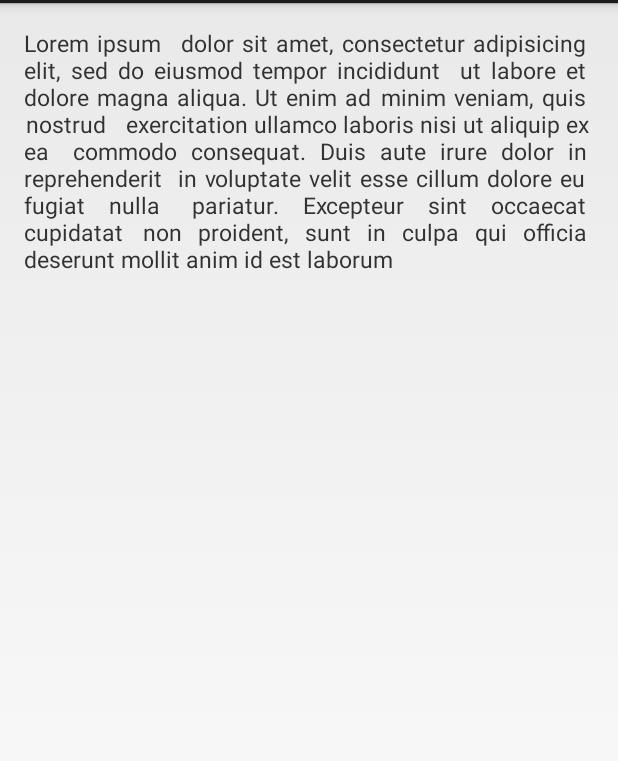
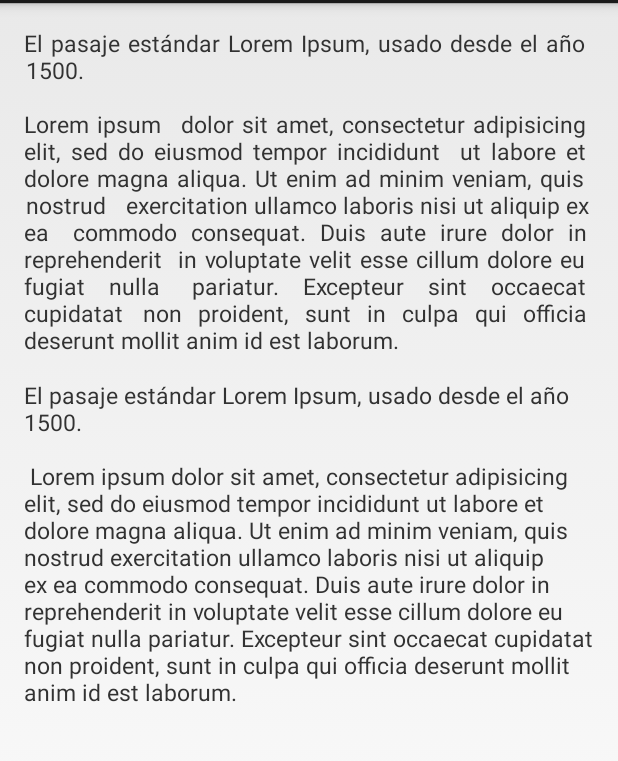
Before and after one commit to amilcar-sr/JustifiedTextView, an Android app: the screen it shows after launch (MainActivity), on a phone screen of 412 x 824 dp, the part 69-830 px from its top. Run offline under Robolectric (Android 15) with nearby library versions, the phone set to English and light mode, and no system bars.

```diff
--- a/app/build.gradle
+++ b/app/build.gradle
@@ -2,11 +2,11 @@ apply plugin: 'com.android.application'
 
 android {
     compileSdkVersion 'Google Inc.:Google APIs:15'
-    buildToolsVersion "20.0.0"
+    buildToolsVersion '20.0.0'
 
     defaultConfig {
         applicationId "com.codesgood.justifiedtext"
-        minSdkVersion 15
+        minSdkVersion 10
         targetSdkVersion 20
         versionCode 1
         versionName "1.0"
--- a/app/src/main/java/com/codesgood/justifiedtext/views/JustifiedText.java
+++ b/app/src/main/java/com/codesgood/justifiedtext/views/JText.java
@@ -9,24 +9,40 @@ import android.widget.TextView;
 import java.util.ArrayList;
 import java.util.Random;
 
-/**
- * Created by CodesGood on 7/12/14.
- */
-public class JustifiedText extends TextView {
+//Created by CodesGood on 7/12/14.
+public class JText extends TextView {
 
+    //Object that helps us to measure the words and characters like spaces.
     Paint mPaint;
 
+    //Thin space character that will fill the spaces
     String mThinSpace = "\u200A";
 
-    public JustifiedText(Context context) {
+    //String that will storage the text with the inserted spaces
+    String justifiedText = "";
+
+    //Float that represents the actual width of a sentence
+    float sentenceWidth = 0;
+
+    //Integer that counts the spaces needed to fill the line being processed
+    int whiteSpacesNeeded = 0;
+
+    //Integer that counts the actual amount of words in the sentence
+    int wordsInThisSentence = 0;
+
+    //ArrayList of Strings that will contain the words of the sentence being processed
+    ArrayList<String> temporalLine = new ArrayList<String>();
+
+    //Default Constructors!
+    public JText(Context context) {
         super(context);
     }
 
-    public JustifiedText(Context context, AttributeSet attrs) {
+    public JText(Context context, AttributeSet attrs) {
         super(context, attrs);
     }
 
-    public JustifiedText(Context context, AttributeSet attrs, int defStyle) {
+    public JText(Context context, AttributeSet attrs, int defStyle) {
         super(context, attrs, defStyle);
     }
 
@@ -36,36 +52,33 @@ public class JustifiedText extends TextView {
 
         ViewGroup.LayoutParams params = this.getLayoutParams();
 
-        String[] words = this.getText().toString().split("\\s+");
-
-        String justifiedText = "";
-
-        ArrayList<String> temporalLine = new ArrayList<String>();
+        String[] words = this.getText().toString().split(" ");
 
         mPaint = this.getPaint();
 
         //This class won't justify the text if the TextView has wrap_content as width
-        if(params.width != ViewGroup.LayoutParams.WRAP_CONTENT && words.length > 0){
+        //And won't repeat the process of justify text if it's already done.
+        if(params.width != ViewGroup.LayoutParams.WRAP_CONTENT && words.length > 0 && justifiedText.isEmpty()){
 
             int viewWidth = this.getMeasuredWidth();
-            float sentenceWidth = 0;
 
             float thinSpaceWidth = mPaint.measureText(mThinSpace);
             float whiteSpaceWidth = mPaint.measureText(" ");
-            int whiteSpacesNeeded = 0;
-            int wordsInThisSentence = 0;
 
             for(String word : words){
+
+                boolean containsNewLine = (word.contains("\n") || word.contains("\r"));
 
                 if((sentenceWidth + mPaint.measureText(word)) < viewWidth){
                     temporalLine.add(word);
                     wordsInThisSentence++;
                     temporalLine.add(" ");
                     sentenceWidth += mPaint.measureText(word) + whiteSpaceWidth;
+                    if(containsNewLine){
+                        justifiedText += joinWords(temporalLine);
+                        resetLineValues();
+                    }
                 } else {
-//                    if(temporalLine.size() > 0)
-//                        temporalLine.remove(temporalLine.size() - 1);
-//                    sentenceWidth -= thinSpaceWidth;
                     while(sentenceWidth < viewWidth){
                         sentenceWidth += thinSpaceWidth;
                         if(sentenceWidth < viewWidth)
@@ -73,9 +86,13 @@ public class JustifiedText extends TextView {
                     }
                     insertWhiteSpaces(whiteSpacesNeeded, wordsInThisSentence, temporalLine);
                     justifiedText += joinWords(temporalLine);
-                    temporalLine.clear();
-                    sentenceWidth = 0;
-                    whiteSpacesNeeded = 0;
+                    resetLineValues();
+
+                    if(containsNewLine){
+                        justifiedText += word;
+                        wordsInThisSentence = 0;
+                        continue;
+                    }
                     temporalLine.add(word);
                     wordsInThisSentence = 1;
                     temporalLine.add(" ");
@@ -88,6 +105,15 @@ public class JustifiedText extends TextView {
         }
     }
 
+    //Method that resets the values of the actual line being processed
+    private void resetLineValues(){
+        temporalLine.clear();
+        sentenceWidth = 0;
+        whiteSpacesNeeded = 0;
+        wordsInThisSentence = 0;
+    }
+
+    //Function that joins the words of the ArrayList
     private String joinWords(ArrayList<String> words) {
          String sentence = "";
          for(String word : words){
@@ -96,6 +122,7 @@ public class JustifiedText extends TextView {
          return sentence;
     }
 
+    //Method that inserts spaces into the words to make them fix perfectly in the width of the view. I know I'm a genius naming stuff :)
     private void insertWhiteSpaces(int whiteSpacesNeeded, int wordsInThisSentence, ArrayList<String> sentence){
 
         if(whiteSpacesNeeded == 0)
@@ -111,6 +138,9 @@ public class JustifiedText extends TextView {
                 sentence.set(randomPosition, sentence.get(randomPosition) + mThinSpace);
             }
         } else if(whiteSpacesNeeded > wordsInThisSentence){
+            //I was using recursion to achieve this... but when you tried to watch the preview,
+            //Android Studio couldn't show any preview because a StackOverflow happened.
+            //So... it ended like this, with a wild while xD.
             while(whiteSpacesNeeded > wordsInThisSentence){
                 for(int i = 1; i < sentence.size() - 1; i += 2){
                     sentence.set(i, sentence.get(i) + mThinSpace);
@@ -133,12 +163,11 @@ public class JustifiedText extends TextView {
         }
     }
 
+    //Gets a random number, it's part of the algorithm... don't blame me.
     private int getRandomEvenNumber(int max){
         Random rand = new Random();
 
         // nextInt is normally exclusive of the top value,
-        int randomNum = rand.nextInt((max)) & ~1;
-
-        return randomNum;
+        return rand.nextInt((max)) & ~1;
     }
 }
--- a/app/src/main/res/layout/activity_main.xml
+++ b/app/src/main/res/layout/activity_main.xml
@@ -1,4 +1,4 @@
-<RelativeLayout xmlns:android="http://schemas.android.com/apk/res/android"
+<LinearLayout xmlns:android="http://schemas.android.com/apk/res/android"
     xmlns:tools="http://schemas.android.com/tools"
     android:layout_width="match_parent"
     android:layout_height="match_parent"
@@ -6,12 +6,20 @@
     android:paddingRight="@dimen/activity_horizontal_margin"
     android:paddingTop="@dimen/activity_vertical_margin"
     android:paddingBottom="@dimen/activity_vertical_margin"
-    tools:context=".MainActivity">
+    tools:context=".MainActivity"
+    android:orientation="vertical">
 
-    <com.codesgood.justifiedtext.views.JustifiedText
+    <com.codesgood.justifiedtext.views.JText
         android:text="@string/lorem_ipsum"
         android:layout_width="match_parent"
         android:layout_height="wrap_content"
         android:textSize="15sp"/>
 
-</RelativeLayout>
+    <TextView
+        android:text="@string/lorem_ipsum"
+        android:layout_width="match_parent"
+        android:layout_height="wrap_content"
+        android:layout_marginTop="15dp"
+        android:textSize="15sp"/>
+
+</LinearLayout>
--- a/app/src/main/res/values/strings.xml
+++ b/app/src/main/res/values/strings.xml
@@ -4,6 +4,5 @@
     <string name="app_name">JustifiedText</string>
     <string name="hello_world">Hello world!</string>
     <string name="action_settings">Settings</string>
-    <string name="lorem_ipsum">Lorem ipsum dolor sit amet, consectetur adipisicing elit, sed do eiusmod tempor incididunt ut labore et dolore magna aliqua. Ut enim ad minim veniam, quis nostrud exercitation ullamco laboris nisi ut aliquip ex ea commodo consequat. Duis aute irure dolor in reprehenderit in voluptate velit esse cillum dolore eu fugiat nulla pariatur. Excepteur sint occaecat cupidatat non proident, sunt in culpa qui officia deserunt mollit anim id est laborum</string>
-
+    <string name="lorem_ipsum">El pasaje estándar Lorem Ipsum, usado desde el año 1500.\n\n Lorem ipsum dolor sit amet, consectetur adipisicing elit, sed do eiusmod tempor incididunt ut labore et dolore magna aliqua. Ut enim ad minim veniam, quis nostrud exercitation ullamco laboris nisi ut aliquip ex ea commodo consequat. Duis aute irure dolor in reprehenderit in voluptate velit esse cillum dolore eu fugiat nulla pariatur. Excepteur sint occaecat cupidatat non proident, sunt in culpa qui officia deserunt mollit anim id est laborum.</string>
 </resources>
```
